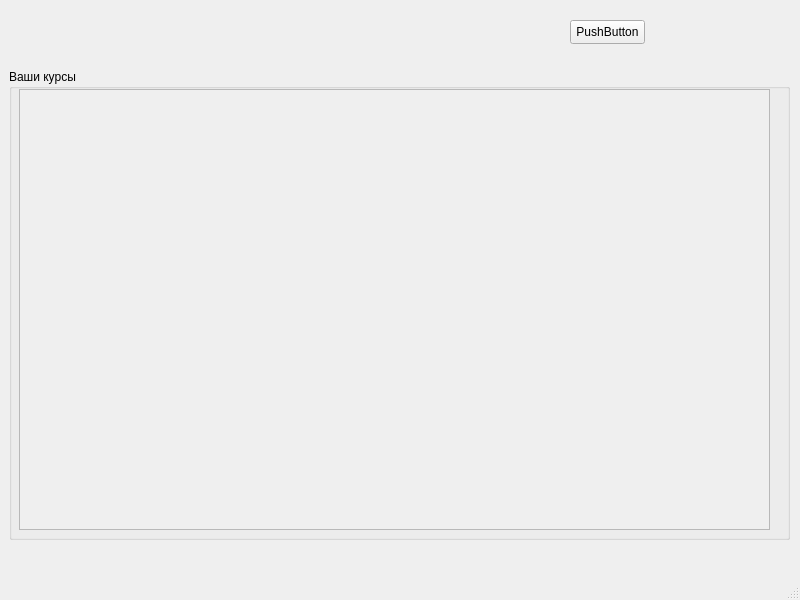
Old version of the form client/Forms/Main/mainwindow.ui in the repository sofinvalery/LMS.
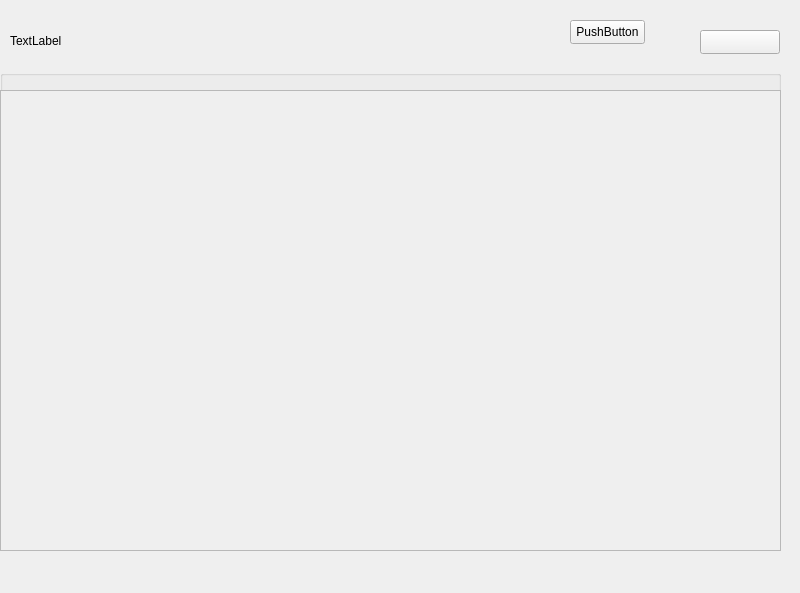
New version of the form.

Commit message: changed the design of auth, mainwindow

Patch:
```diff
--- a/client/Forms/Main/mainwindow.ui
+++ b/client/Forms/Main/mainwindow.ui
@@ -7,7 +7,7 @@
     <x>0</x>
     <y>0</y>
     <width>800</width>
-    <height>600</height>
+    <height>593</height>
    </rect>
   </property>
   <property name="sizePolicy">
@@ -36,22 +36,22 @@
    <widget class="QGroupBox" name="groupBox">
     <property name="geometry">
      <rect>
-      <x>9</x>
-      <y>69</y>
+      <x>0</x>
+      <y>70</y>
       <width>781</width>
-      <height>471</height>
+      <height>481</height>
      </rect>
     </property>
     <property name="title">
-     <string>Ваши курсы</string>
+     <string/>
     </property>
     <widget class="QScrollArea" name="scrollArea">
      <property name="geometry">
       <rect>
-       <x>10</x>
+       <x>0</x>
        <y>20</y>
-       <width>751</width>
-       <height>441</height>
+       <width>781</width>
+       <height>461</height>
       </rect>
      </property>
      <property name="autoFillBackground">
@@ -65,8 +65,8 @@
        <rect>
         <x>0</x>
         <y>0</y>
-        <width>749</width>
-        <height>439</height>
+        <width>779</width>
+        <height>459</height>
        </rect>
       </property>
       <widget class="QWidget" name="gridLayoutWidget">
@@ -74,8 +74,8 @@
         <rect>
          <x>10</x>
          <y>10</y>
-         <width>721</width>
-         <height>421</height>
+         <width>761</width>
+         <height>451</height>
         </rect>
        </property>
        <layout class="QGridLayout" name="gridLayout" columnminimumwidth="0">
@@ -87,6 +87,38 @@
      </widget>
     </widget>
    </widget>
+   <widget class="QLabel" name="windowname">
+    <property name="geometry">
+     <rect>
+      <x>10</x>
+      <y>20</y>
+      <width>281</width>
+      <height>41</height>
+     </rect>
+    </property>
+    <property name="text">
+     <string>TextLabel</string>
+    </property>
+   </widget>
+   <widget class="QPushButton" name="profileButton">
+    <property name="geometry">
+     <rect>
+      <x>700</x>
+      <y>30</y>
+      <width>80</width>
+      <height>24</height>
+     </rect>
+    </property>
+    <property name="text">
+     <string/>
+    </property>
+    <property name="iconSize">
+     <size>
+      <width>64</width>
+      <height>64</height>
+     </size>
+    </property>
+   </widget>
   </widget>
   <widget class="QMenuBar" name="menubar">
    <property name="geometry">
@@ -98,7 +130,6 @@
     </rect>
    </property>
   </widget>
-  <widget class="QStatusBar" name="statusbar"/>
  </widget>
  <resources/>
  <connections>
```
The commit also changes 7 other files.
